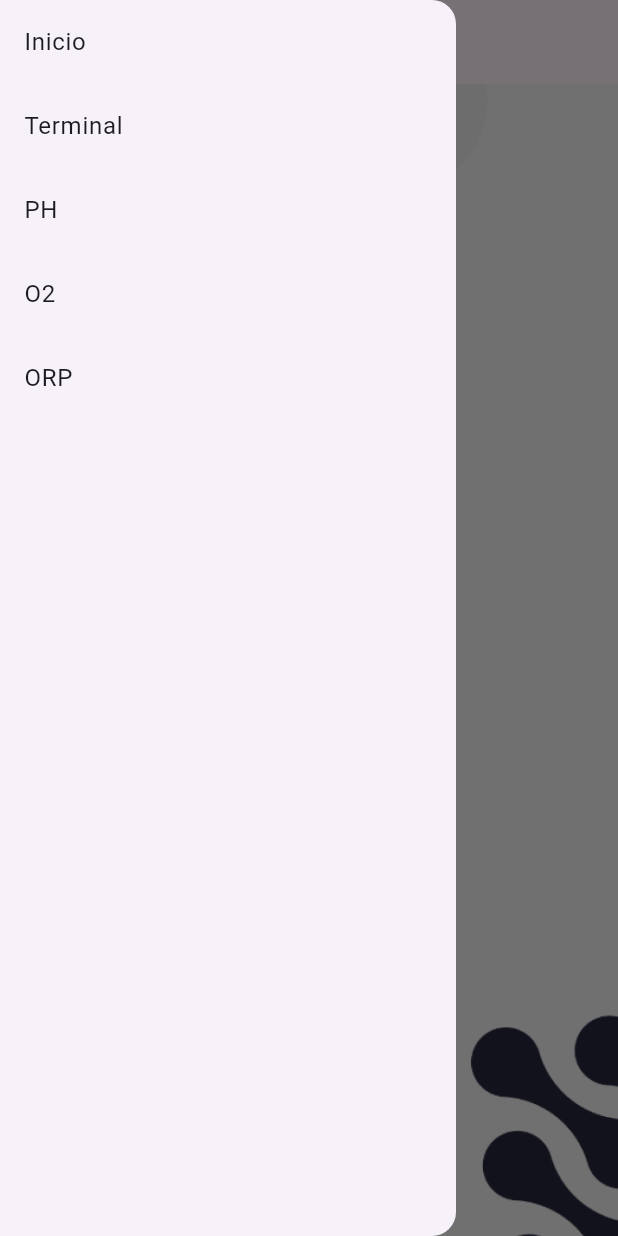
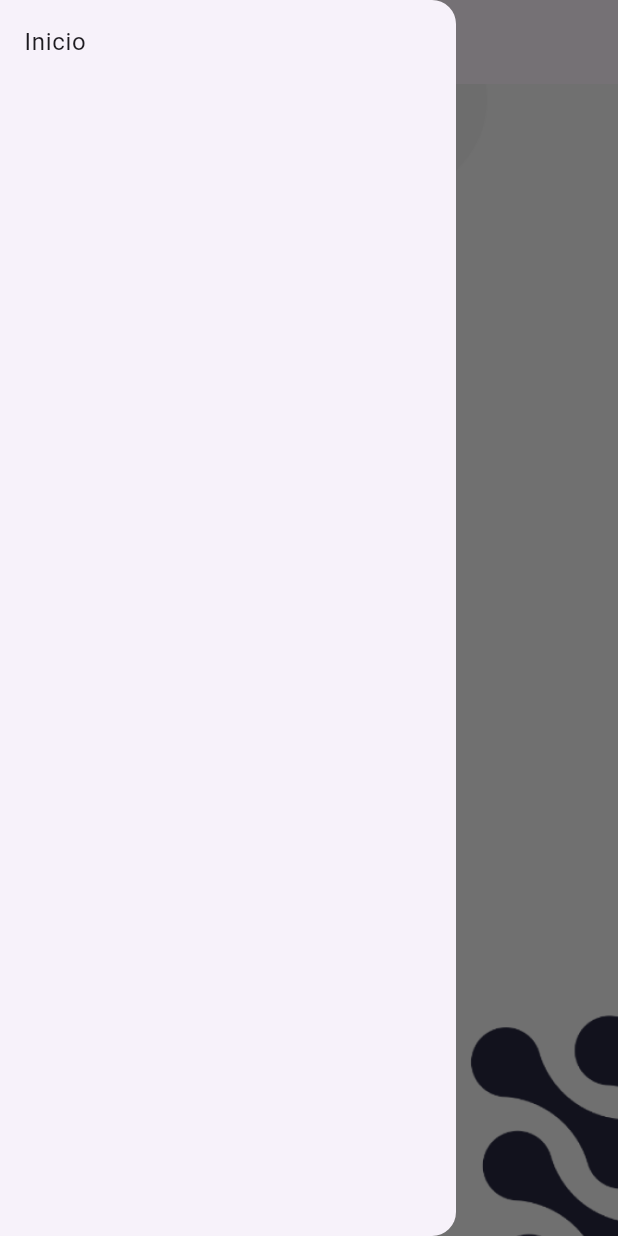
Before and after one commit to SimGod46/SensorLapp, a Flutter app: the screen it shows after launch, with the side drawer open, on a phone screen of 412 x 824 dp. Run offline on Flutter 3.47's test engine with Material 3 defaults, Android fonts, the light colour scheme and no system bars; our stand-ins replace csv, flutter_bluetooth_serial, flutter_local_notifications, location, permission_handler; missing offline and left inert: open_file_plus.

Commit message:
Before standarization design

```diff
--- a/lib/HomePage.dart
+++ b/lib/HomePage.dart
@@ -1,6 +1,5 @@
 import 'package:flutter/material.dart';
 import 'package:flutter/scheduler.dart';
-import 'package:flutter_bluetooth_serial/flutter_bluetooth_serial.dart';
 import 'package:provider/provider.dart';
 
 import 'main.dart';
@@ -15,6 +14,7 @@ class HomePage extends StatefulWidget {
 
 class _HomePageState extends State<HomePage> {
   late BluetoothManager _bluetoothManager;
+
   bool connectButtonPress = false;
   bool isDialogOpen = false;
   final TextEditingController textEditingController = new TextEditingController();
@@ -76,6 +76,8 @@ class _HomePageState extends State<HomePage> {
   @override
   Widget build(BuildContext context) {
     _bluetoothManager = Provider.of<BluetoothManager>(context, listen: true);
+    var drawerItemsState = Provider.of<DrawerItemsState>(context);
+
     return Scaffold(
       appBar: AppBar(
         title: Text('Datapp'),
@@ -93,6 +95,7 @@ class _HomePageState extends State<HomePage> {
                 );
               },
             ),
+            if (drawerItemsState.itemsVisibility["Terminal"] == true)
             ListTile(
               title: const Text("Terminal"),
               onTap: () {
@@ -103,18 +106,28 @@ class _HomePageState extends State<HomePage> {
                 );
               },
             ),
+            if (drawerItemsState.itemsVisibility["PH"] == true)
             ListTile(
               title: const Text("PH"),
               onTap: () {
                 Navigator.pop(context);
               },
             ),
+            if (drawerItemsState.itemsVisibility["O2"] == true)
             ListTile(
               title: const Text("O2"),
               onTap: () {
                 Navigator.pop(context);
               },
             ),
+            if (drawerItemsState.itemsVisibility["EC"] == true)
+              ListTile(
+                title: const Text("EC"),
+                onTap: () {
+                  Navigator.pop(context);
+                },
+              ),
+            if (drawerItemsState.itemsVisibility["ORP"] == true)
             ListTile(
               title: const Text("ORP"),
               onTap: () {
@@ -220,3 +233,28 @@ class _HomePageState extends State<HomePage> {
     );
   }
 }
+class DrawerItemsState extends ChangeNotifier {
+  static DrawerItemsState? _instance;
+
+  DrawerItemsState._(){
+    //startListeningToBluetoothState();
+  }
+
+  factory DrawerItemsState() => _instance ??= DrawerItemsState._();
+
+  Map<String, bool> itemsVisibility = {
+    "Inicio": true,
+    "Terminal": false,
+    "PH": false,
+    "O2": false,
+    "ORP": false,
+    "EC": false,
+  };
+
+  void setItemVisibility(String item, bool isVisible) {
+    if (itemsVisibility.containsKey(item)) {
+      itemsVisibility[item] = isVisible;
+      notifyListeners();
+    }
+  }
+}
--- a/lib/NotificationViewmodel.dart
+++ b/lib/NotificationViewmodel.dart
@@ -21,7 +21,6 @@ class LocalNotificationService {
 
   static void performAction(String? payload) {
     if(payload != null){
-      print("Este es el payload que me llega: $payload");
       openFile(payload);
     }
   }
--- a/lib/main.dart
+++ b/lib/main.dart
@@ -27,8 +27,11 @@ class _Datapp extends State<Datapp> {
 
   @override
   Widget build(BuildContext context) {
-    return ChangeNotifierProvider(
-      create: (context) => BluetoothManager(),
+    return MultiProvider(
+      providers: [
+        ChangeNotifierProvider(create: (context) => BluetoothManager()),
+        ChangeNotifierProvider(create: (context) => DrawerItemsState()),
+      ],
       child: MaterialApp(
         title: 'Datapp',
         theme: ThemeData(
```
Also changed, not shown: lib/BluetoothViewmodel.dart (+6 -6 lines), lib/SensorsViewmodel.dart (+17 -5 lines), 2 other files.
